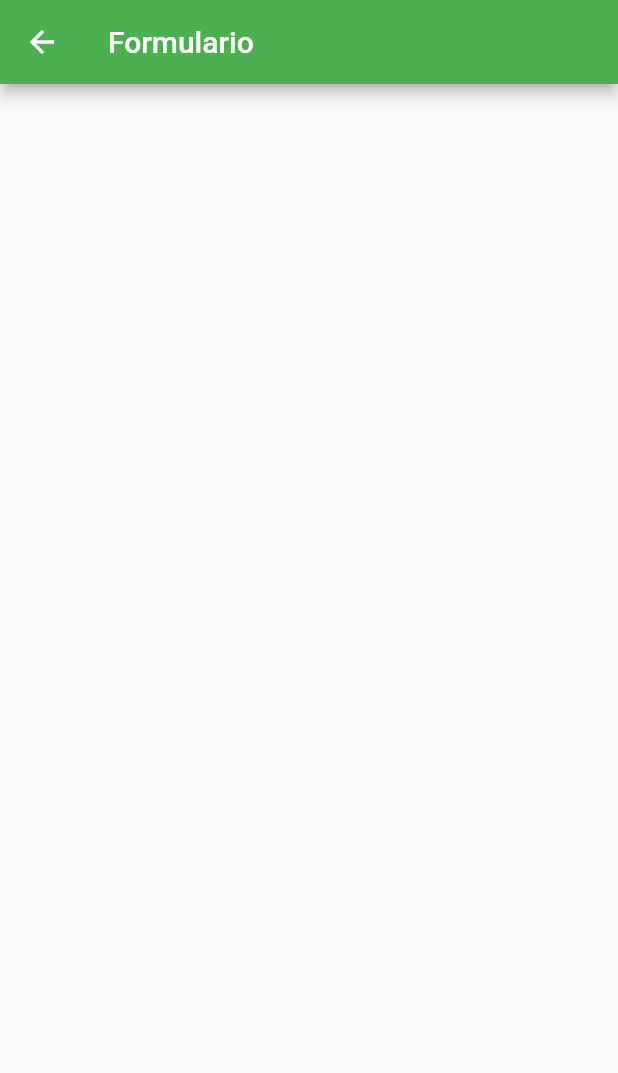
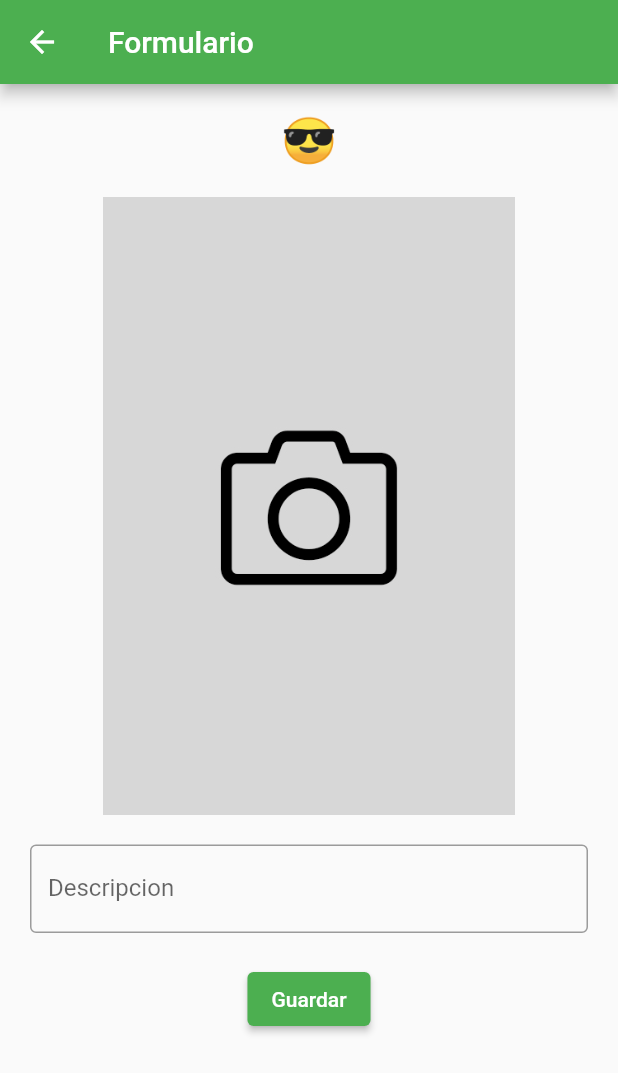
Before and after one commit to xavit/flutter_camera_hive, a Flutter app: the FormUi screen opened by its route, on a phone screen of 412 x 824 dp. Shown: the top 1073 px of the screen. Run offline on Flutter 3.47's test engine with Material 2 defaults, Android fonts, the light colour scheme and no system bars; our stand-ins replace gallery_saver, hive, hive_flutter, image_picker; accounts and stored records are empty.

Commit message:
Form UI, Saving Photo

```diff
--- a/lib/main.dart
+++ b/lib/main.dart
@@ -6,7 +6,6 @@ void main() async {
   WidgetsFlutterBinding.ensureInitialized();
 
   await Hive.initFlutter();
-  // await Hive.deleteBoxFromDisk('shopping_box');
   await Hive.openBox('image_box');
 
   runApp(const MyApp());
--- /dev/null
+++ b/lib/src/models/image_data_model.dart
@@ -0,0 +1,29 @@
+// To parse this JSON data, do
+//
+//     final imageData = imageDataFromJson(jsonString);
+
+import 'dart:convert';
+
+ImageData imageDataFromJson(String str) => ImageData.fromJson(json.decode(str));
+
+String imageDataToJson(ImageData data) => json.encode(data.toJson());
+
+class ImageData {
+  ImageData({
+    required this.imagen,
+    required this.descripcion,
+  });
+
+  String imagen;
+  String descripcion;
+
+  factory ImageData.fromJson(Map<String, dynamic> json) => ImageData(
+        imagen: json["imagen"],
+        descripcion: json["descripcion"],
+      );
+
+  Map<String, dynamic> toJson() => {
+        "imagen": imagen,
+        "descripcion": descripcion,
+      };
+}
--- a/lib/src/ui/form_ui.dart
+++ b/lib/src/ui/form_ui.dart
@@ -1,47 +1,112 @@
 import 'package:flutter/material.dart';
+import 'package:gallery_saver/gallery_saver.dart';
 import 'package:hive/hive.dart';
 import 'package:image_picker/image_picker.dart';
+// import 'dart:io';
 
 class FormUi extends StatefulWidget {
-  int? itemKey;
-  FormUi({Key? key, this.itemKey}) : super(key: key);
+  Map<String, dynamic>? item;
+  FormUi({Key? key, this.item}) : super(key: key);
 
   @override
   State<FormUi> createState() => _FormUiState();
 }
 
 class _FormUiState extends State<FormUi> {
-  final _shoppingBox = Hive.box('shopping_box');
-  List<Map<String, dynamic>> _items = [];
+  final _shoppingBox = Hive.box('image_box');
 
   final ImagePicker _picker = ImagePicker();
   final TextEditingController _descripcionController = TextEditingController();
 
-  // Get all items from the database
-  void _refreshItems() {
-    final data = _shoppingBox.keys.map((key) {
-      final value = _shoppingBox.get(key);
-      return {"key": key, "name": value["name"], "quantity": value['quantity']};
-    }).toList();
-
-    setState(() {
-      _items = data.reversed.toList();
-      // we use "reversed" to sort items in order from the latest to the oldest
-    });
-  }
+  //Foto
+  dynamic _pickImageError;
+  late String _statusText = "😎";
 
   @override
   void initState() {
-    _refreshItems(); // Load data when app starts
+    //TODO: implement initState
     super.initState();
   }
 
-  _getImageData() {
-    if (widget.itemKey != null) {
-      final existingItem =
-          _items.firstWhere((element) => element['key'] == widget.itemKey);
-      // _picker. = existingItem['imagen'];
-      _descripcionController.text = existingItem['descripcion'];
+  _labelStatus() {
+    return Text(
+      _statusText,
+      style: const TextStyle(fontSize: 30),
+    );
+  }
+
+  _image() {
+    final size = MediaQuery.of(context).size;
+    return GestureDetector(
+      onTap: () => _takePhoto(),
+      child: SizedBox(
+        height: size.height * 0.5,
+        child: Image.asset(
+          'assets/images/${widget.item != null ? widget.item!['imagen'] : 'no-image.jpg'}',
+          width: size.width * 0.7,
+        ),
+      ),
+    );
+  }
+
+  _descripcion() {
+    return Padding(
+      padding: const EdgeInsets.symmetric(horizontal: 20),
+      child: TextField(
+        controller: _descripcionController,
+        decoration: const InputDecoration(
+          border: OutlineInputBorder(),
+          labelText: 'Descripcion',
+        ),
+      ),
+    );
+  }
+
+  _button() {
+    return ElevatedButton(
+      onPressed: () {
+        // _createItem();
+      },
+      child: const Text('Guardar'),
+    );
+  }
+
+  void _takePhoto() async {
+    setState(() {
+      _statusText = "📸";
+    });
+    try {
+      final XFile? pickedFile = await _picker.pickImage(
+        source: ImageSource.camera,
+        maxWidth: 640,
+        maxHeight: 480,
+        imageQuality: 90,
+        preferredCameraDevice: CameraDevice.rear,
+      );
+
+      if (pickedFile != null) {
+        setState(() {
+          _statusText = "📲";
+        });
+        print(pickedFile.path);
+        GallerySaver.saveImage(pickedFile.path).then((path) {
+          setState(() {
+            _statusText = "💾";
+          });
+        });
+        // await GallerySaver.saveImage(pickedFile.path).then((String path) {
+        //   setState(() {
+        //     _statusText = 'image saved!';
+        //   });
+        // });
+        // setState(() {
+        //   _pickImageError = null;
+        // });
+      }
+    } catch (e) {
+      setState(() {
+        _pickImageError = e;
+      });
     }
   }
 
@@ -49,6 +114,20 @@ class _FormUiState extends State<FormUi> {
   Widget build(BuildContext context) {
     return Scaffold(
       appBar: AppBar(title: const Text('Formulario')),
+      body: SingleChildScrollView(
+        child: Column(
+          children: [
+            const SizedBox(height: 20),
+            _labelStatus(),
+            const SizedBox(height: 20),
+            _image(),
+            const SizedBox(height: 20),
+            _descripcion(),
+            const SizedBox(height: 20),
+            _button(),
+          ],
+        ),
+      ),
     );
   }
 }
```
